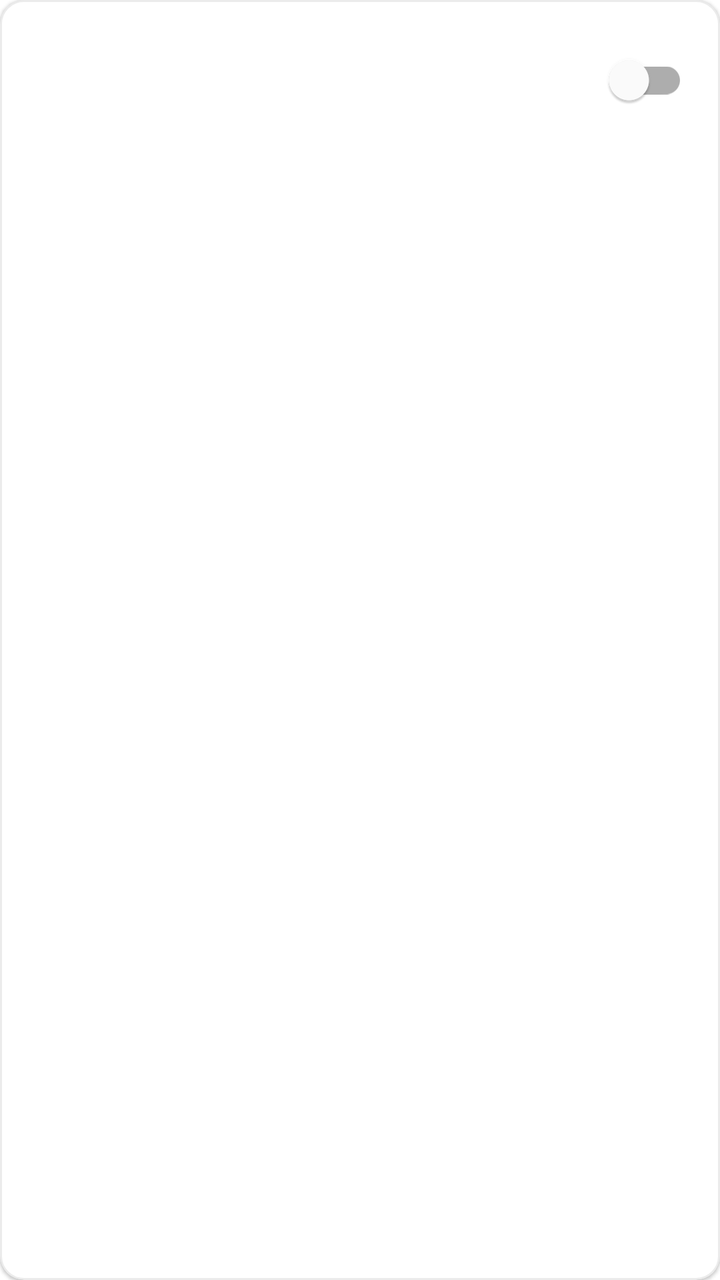
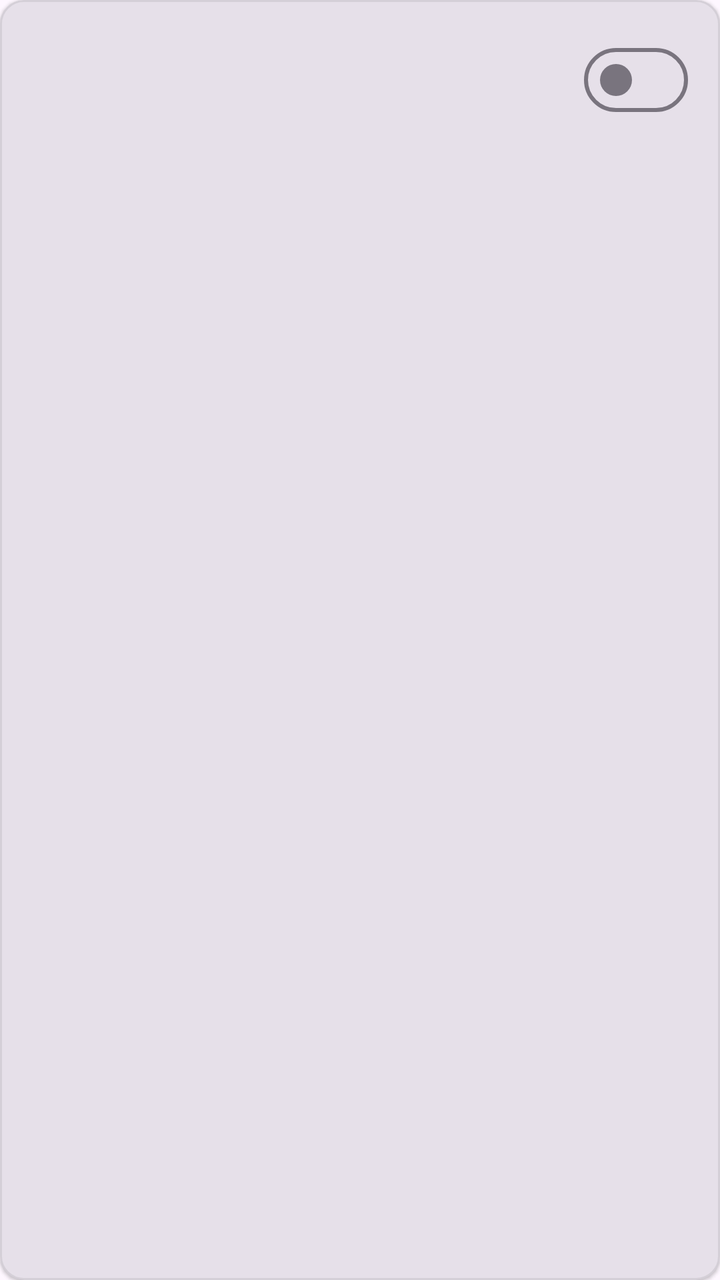

The first picture is an Android layout as it rendered before a commit; the second is the same layout after the commit. The layout source and the unified diff follow.
<!-- AndroidManifest.xml: application theme Theme.GPTest -->
<!-- res/layout/item_alert_rule.xml -->
<?xml version="1.0" encoding="utf-8"?>
<com.google.android.material.card.MaterialCardView xmlns:android="http://schemas.android.com/apk/res/android"
    xmlns:app="http://schemas.android.com/apk/res-auto"
    android:layout_width="match_parent"
    android:layout_height="wrap_content"
    android:layout_marginBottom="12dp"
    android:clickable="true"
    android:focusable="true"
    android:foreground="?attr/selectableItemBackground"
    app:cardCornerRadius="12dp"
    app:cardElevation="1dp"
    app:strokeColor="@color/quote_panel_bg"
    app:strokeWidth="1dp">

    <LinearLayout
        android:layout_width="match_parent"
        android:layout_height="wrap_content"
        android:orientation="vertical"
        android:padding="16dp">

        <LinearLayout
            android:layout_width="match_parent"
            android:layout_height="wrap_content"
            android:gravity="center_vertical"
            android:orientation="horizontal">

            <TextView
                android:id="@+id/tvRuleName"
                android:layout_width="0dp"
                android:layout_height="wrap_content"
                android:layout_weight="1"
                android:ellipsize="end"
                android:maxLines="1"
                android:textAppearance="?attr/textAppearanceSubtitle1"
                android:textStyle="bold" />

            <com.google.android.material.switchmaterial.SwitchMaterial
                android:id="@+id/switchEnabled"
                android:layout_width="wrap_content"
                android:layout_height="wrap_content"
                android:contentDescription="@string/alert_enable" />
        </LinearLayout>

        <TextView
            android:id="@+id/tvRuleSummary"
            android:layout_width="match_parent"
            android:layout_height="wrap_content"
            android:layout_marginTop="8dp"
            android:lineSpacingExtra="4dp"
            android:textAppearance="?attr/textAppearanceBody2" />

        <LinearLayout
            android:layout_width="match_parent"
            android:layout_height="wrap_content"
            android:layout_marginTop="12dp"
            android:gravity="center_vertical"
            android:orientation="horizontal">

            <TextView
                android:id="@+id/tvRuleStatus"
                android:layout_width="wrap_content"
                android:layout_height="wrap_content"
                android:paddingStart="8dp"
                android:paddingTop="2dp"
                android:paddingEnd="8dp"
                android:paddingBottom="2dp"
                android:textAppearance="?attr/textAppearanceCaption"
                android:textStyle="bold" />

            <TextView
                android:id="@+id/tvLastTriggered"
                android:layout_width="0dp"
                android:layout_height="wrap_content"
                android:layout_marginStart="12dp"
                android:layout_weight="1"
                android:textAppearance="?attr/textAppearanceCaption" />
        </LinearLayout>
    </LinearLayout>
</com.google.android.material.card.MaterialCardView>
<!-- resources referenced by this layout -->
<resources>
  <color name="quote_panel_bg">#14000000</color>
  <string name="alert_enable">启用规则</string>
  <style name="Theme.GPTest" parent="Theme.MaterialComponents.DayNight.DarkActionBar">
          
          <item name="colorPrimary">@color/purple_500</item>
          <item name="colorPrimaryVariant">@color/purple_700</item>
          <item name="colorOnPrimary">@color/white</item>
          
          <item name="colorSecondary">@color/teal_200</item>
          <item name="colorSecondaryVariant">@color/teal_700</item>
          <item name="colorOnSecondary">@color/black</item>
          
          <item name="android:statusBarColor">?attr/colorPrimaryVariant</item>
          
      </style>
  <color name="purple_500">#FF6200EE</color>
  <color name="purple_700">#FF3700B3</color>
  <color name="white">#FFFFFFFF</color>
  <color name="teal_200">#FF03DAC5</color>
  <color name="teal_700">#FF018786</color>
  <color name="black">#FF000000</color>
</resources>

<!-- the commit's change to res/layout/item_alert_rule.xml (unified diff, before → after) -->
@@ -1,6 +1,7 @@
 <?xml version="1.0" encoding="utf-8"?>
 <com.google.android.material.card.MaterialCardView xmlns:android="http://schemas.android.com/apk/res/android"
     xmlns:app="http://schemas.android.com/apk/res-auto"
+    style="@style/Widget.Material3.CardView.Filled"
     android:layout_width="match_parent"
     android:layout_height="wrap_content"
     android:layout_marginBottom="12dp"
@@ -34,7 +35,7 @@
                 android:textAppearance="?attr/textAppearanceSubtitle1"
                 android:textStyle="bold" />
 
-            <com.google.android.material.switchmaterial.SwitchMaterial
+            <com.google.android.material.materialswitch.MaterialSwitch
                 android:id="@+id/switchEnabled"
                 android:layout_width="wrap_content"
                 android:layout_height="wrap_content"
<!-- resource entries referenced after the edit -->
@@ -2,22 +2,23 @@
 <resources>
   <color name="quote_panel_bg">#14000000</color>
   <string name="alert_enable">启用规则</string>
-  <style name="Theme.GPTest" parent="Theme.MaterialComponents.DayNight.DarkActionBar">
-          
+  <style name="Theme.GPTest" parent="Theme.Material3.DayNight.NoActionBar">
           <item name="colorPrimary">@color/purple_500</item>
-          <item name="colorPrimaryVariant">@color/purple_700</item>
           <item name="colorOnPrimary">@color/white</item>
-          
-          <item name="colorSecondary">@color/teal_200</item>
-          <item name="colorSecondaryVariant">@color/teal_700</item>
-          <item name="colorOnSecondary">@color/black</item>
-          
-          <item name="android:statusBarColor">?attr/colorPrimaryVariant</item>
-          
+          <item name="colorPrimaryContainer">@color/purple_200</item>
+          <item name="colorOnPrimaryContainer">@color/purple_700</item>
+          <item name="colorSecondary">@color/teal_700</item>
+          <item name="colorOnSecondary">@color/white</item>
+          <item name="colorSecondaryContainer">@color/teal_200</item>
+          <item name="colorOnSecondaryContainer">@color/black</item>
+          <item name="android:statusBarColor">@android:color/transparent</item>
+          <item name="android:navigationBarColor">@android:color/transparent</item>
+          <item name="android:windowLightStatusBar">true</item>
       </style>
   <color name="purple_500">#FF6200EE</color>
   <color name="purple_700">#FF3700B3</color>
   <color name="white">#FFFFFFFF</color>
+  <color name="purple_200">#FFBB86FC</color>
   <color name="teal_200">#FF03DAC5</color>
   <color name="teal_700">#FF018786</color>
   <color name="black">#FF000000</color>
